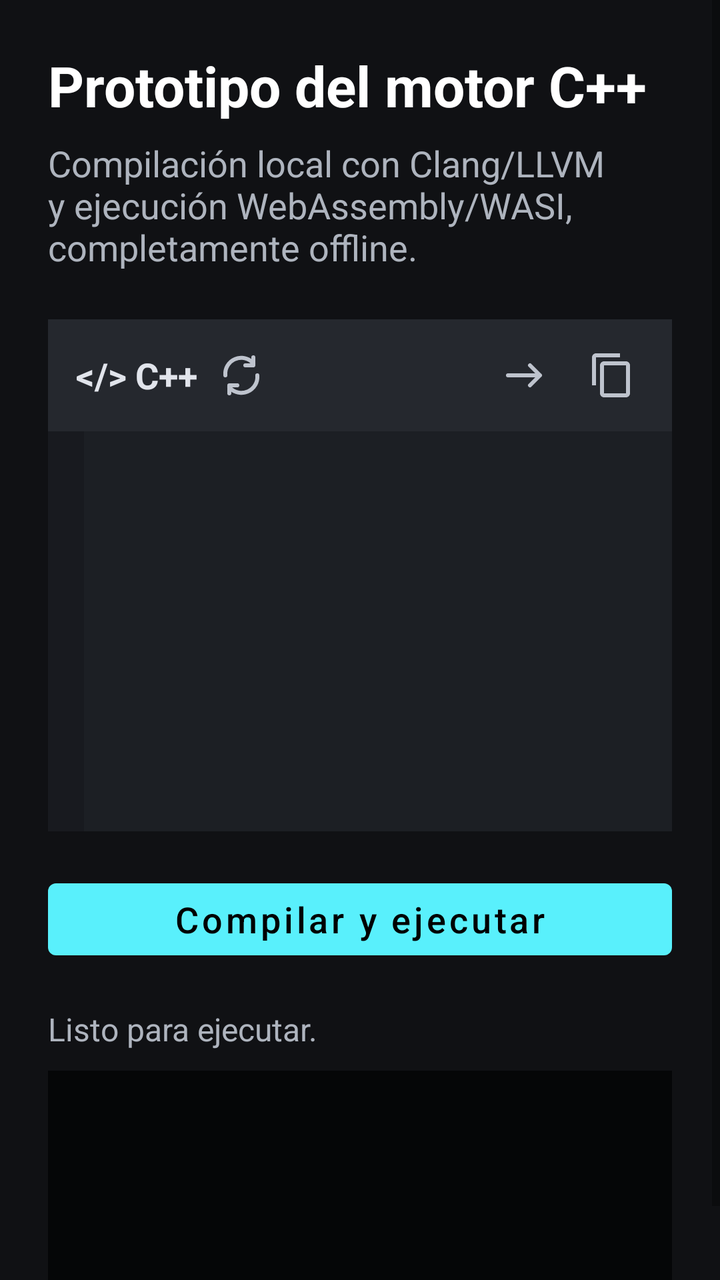
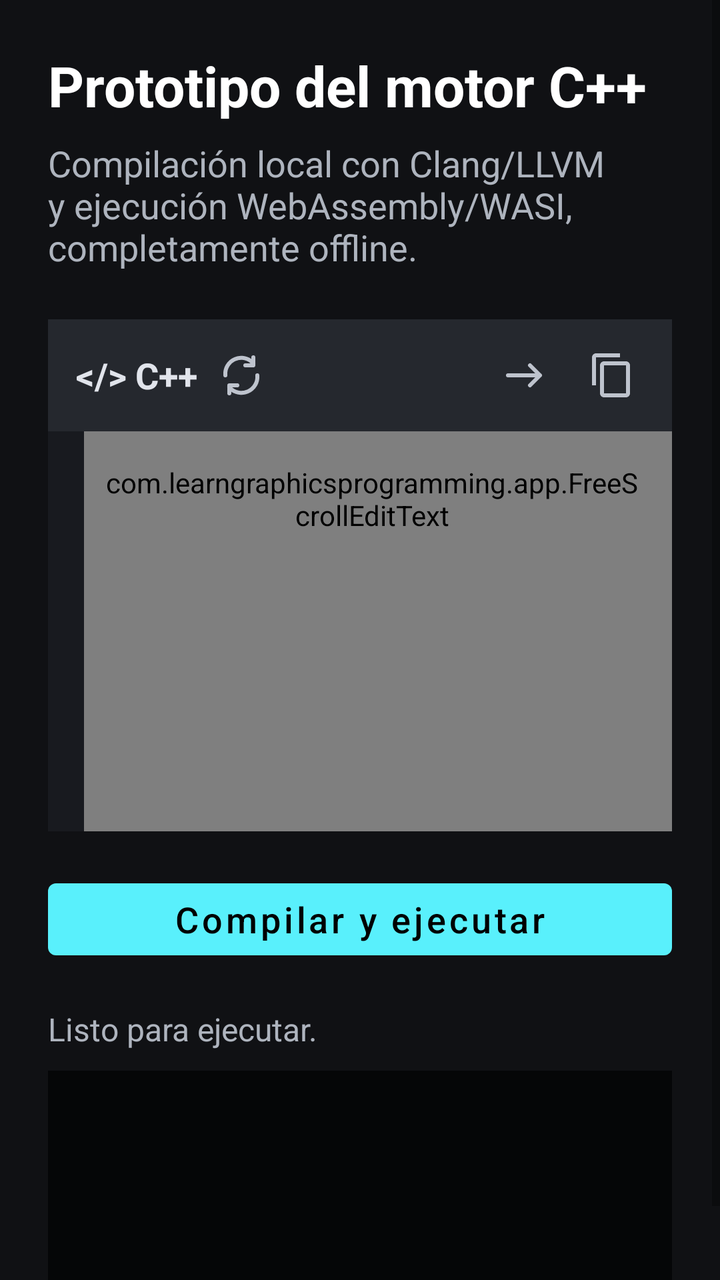

Before-and-after screenshots of an Android layout around one commit, followed by the original layout XML and the change that was made.
<!-- AndroidManifest.xml: application theme Theme.LearnGraphicsProgramming -->
<!-- res/layout/activity_cpp_prototype.xml -->
<?xml version="1.0" encoding="utf-8"?>
<LinearLayout
    xmlns:android="http://schemas.android.com/apk/res/android"
    android:layout_width="match_parent"
    android:layout_height="match_parent"
    android:background="#101114"
    android:orientation="vertical">

    <ScrollView
        android:layout_width="match_parent"
        android:layout_height="0dp"
        android:layout_weight="1"
        android:clipChildren="false"
        android:clipToPadding="false"
        android:fillViewport="true">

    <LinearLayout
        android:layout_width="match_parent"
        android:layout_height="wrap_content"
        android:clipChildren="false"
        android:clipToPadding="false"
        android:orientation="vertical"
        android:padding="24dp">

        <TextView
            android:layout_width="match_parent"
            android:layout_height="wrap_content"
            android:text="@string/cpp_runtime_title"
            android:textColor="#FFFFFF"
            android:textSize="28sp"
            android:textStyle="bold" />

        <TextView
            android:layout_width="match_parent"
            android:layout_height="wrap_content"
            android:layout_marginTop="8dp"
            android:text="@string/cpp_runtime_description"
            android:textColor="#AEB4BE"
            android:textSize="18sp" />

        

        <LinearLayout
            android:id="@+id/codeCard"
            android:layout_width="match_parent"
            android:layout_height="wrap_content"
            android:layout_marginTop="24dp"
            android:orientation="vertical">

            

            <LinearLayout
                android:layout_width="match_parent"
                android:layout_height="wrap_content"
                android:background="#25282E"
                android:gravity="center_vertical"
                android:orientation="horizontal"
                android:paddingStart="14dp"
                android:paddingTop="8dp"
                android:paddingEnd="8dp"
                android:paddingBottom="8dp">

                <TextView
                    android:layout_width="wrap_content"
                    android:layout_height="wrap_content"
                    android:text="@string/cpp_code_symbol"
                    android:textColor="#E1E4EB"
                    android:textSize="18sp"
                    android:textStyle="bold" />

                <TextView
                    android:id="@+id/resetCodeButton"
                    android:layout_width="wrap_content"
                    android:layout_height="wrap_content"
                    android:contentDescription="@string/exercise_reset_code"
                    android:gravity="center"
                    android:paddingStart="10dp"
                    android:paddingTop="8dp"
                    android:paddingEnd="10dp"
                    android:paddingBottom="8dp"
                    android:drawableStart="@drawable/ic_code_reset" />

                <View
                    android:layout_width="0dp"
                    android:layout_height="1dp"
                    android:layout_weight="1" />

                <TextView
                    android:id="@+id/alignCodeButton"
                    android:layout_width="wrap_content"
                    android:layout_height="wrap_content"
                    android:contentDescription="@string/exercise_wrap_disabled"
                    android:gravity="center"
                    android:paddingStart="10dp"
                    android:paddingTop="8dp"
                    android:paddingEnd="10dp"
                    android:paddingBottom="8dp"
                    android:drawableStart="@drawable/ic_code_wrap_off" />

                <TextView
                    android:id="@+id/copyCodeButton"
                    android:layout_width="wrap_content"
                    android:layout_height="wrap_content"
                    android:contentDescription="@string/copy_code"
                    android:gravity="center"
                    android:paddingStart="10dp"
                    android:paddingTop="8dp"
                    android:paddingEnd="10dp"
                    android:paddingBottom="8dp"
                    android:drawableStart="@drawable/ic_code_copy" />

            </LinearLayout>

            

            <LinearLayout
                android:id="@+id/codeEditorBody"
                android:layout_width="match_parent"
                android:layout_height="wrap_content"
                android:background="#1C1F24"
                android:baselineAligned="false"
                android:minHeight="200dp"
                android:orientation="horizontal">

                

                <TextView
                    android:id="@+id/lineNumbers"
                    android:layout_width="18dp"
                    android:layout_height="match_parent"
                    android:background="#181A1F"
                    android:fontFamily="monospace"
                    android:gravity="top|end"
                    android:includeFontPadding="false"
                    android:paddingStart="0dp"
                    android:paddingTop="16dp"
                    android:paddingEnd="3dp"
                    android:paddingBottom="16dp"
                    android:textColor="#6F7782"
                    android:textSize="18sp" />

                

                <EditText
                    android:id="@+id/sourceCode"
                    android:layout_width="0dp"
                    android:layout_height="wrap_content"
                    android:layout_weight="1"
                    android:background="@android:color/transparent"
                    android:fontFamily="monospace"
                    android:gravity="top|start"
                    android:includeFontPadding="false"
                    android:inputType="textMultiLine|textNoSuggestions"
                    android:minHeight="200dp"
                    android:overScrollMode="never"
                    android:paddingStart="10dp"
                    android:paddingTop="16dp"
                    android:paddingEnd="16dp"
                    android:paddingBottom="16dp"
                    android:scrollHorizontally="true"
                    android:scrollbars="horizontal"
                    android:textColor="#E6EDF3"
                    android:textSize="18sp" />

            </LinearLayout>

        </LinearLayout>

        <Button
            android:id="@+id/runButton"
            android:layout_width="match_parent"
            android:layout_height="wrap_content"
            android:layout_marginTop="20dp"
            android:text="@string/cpp_runtime_run"
            android:textAllCaps="false"
            android:textSize="18sp" />

        <TextView
            android:id="@+id/statusText"
            android:layout_width="match_parent"
            android:layout_height="wrap_content"
            android:layout_marginTop="20dp"
            android:text="@string/cpp_runtime_ready"
            android:textColor="#AEB4BE"
            android:textSize="16sp" />

        <TextView
            android:id="@+id/outputText"
            android:layout_width="match_parent"
            android:layout_height="wrap_content"
            android:layout_marginTop="10dp"
            android:background="#050607"
            android:fontFamily="monospace"
            android:minHeight="120dp"
            android:padding="18sp"
            android:textColor="#79E29D"
            android:textIsSelectable="true"
            android:textSize="18sp" />

        
        <LinearLayout
            android:id="@+id/clangCompilerSelectorSection"
            android:layout_width="match_parent"
            android:layout_height="wrap_content"
            android:layout_marginTop="16dp"
            android:orientation="vertical"
            android:visibility="gone">

            <TextView
                android:layout_width="match_parent"
                android:layout_height="wrap_content"
                android:text="@string/clang_compiler_selector_title"
                android:textColor="#E6EDF3"
                android:textSize="16sp" />

            <RadioGroup
                android:id="@+id/clangCompilerRadioGroup"
                android:layout_width="match_parent"
                android:layout_height="wrap_content"
                android:orientation="vertical">

                <RadioButton
                    android:id="@+id/clang23RadioButton"
                    android:layout_width="wrap_content"
                    android:layout_height="wrap_content"
                    android:checked="true"
                    android:text="@string/clang_compiler_23"
                    android:textColor="#E6EDF3" />

                <RadioButton
                    android:id="@+id/clang21RadioButton"
                    android:layout_width="wrap_content"
                    android:layout_height="wrap_content"
                    android:layout_marginTop="8dp"
                    android:enabled="false"
                    android:text="@string/clang_compiler_21"
                    android:textColor="#E6EDF3" />
            </RadioGroup>
        </LinearLayout>

        
        <LinearLayout
            android:id="@+id/clang21FeatureSection"
            android:layout_width="match_parent"
            android:layout_height="wrap_content"
            android:layout_marginTop="24dp"
            android:orientation="vertical"
            android:visibility="gone">

            <TextView
                android:layout_width="match_parent"
                android:layout_height="wrap_content"
                android:text="@string/clang21_feature_title"
                android:textColor="#FFFFFF"
                android:textSize="20sp"
                android:textStyle="bold" />

            <TextView
                android:layout_width="match_parent"
                android:layout_height="wrap_content"
                android:layout_marginTop="8dp"
                android:text="@string/clang21_panel_description"
                android:textColor="#AEB4BE"
                android:textSize="15sp" />

            <TextView
                android:id="@+id/clang21FeatureStatus"
                android:layout_width="match_parent"
                android:layout_height="wrap_content"
                android:layout_marginTop="12dp"
                android:accessibilityLiveRegion="polite"
                android:text="@string/clang21_not_installed"
                android:textColor="#D5DBE6"
                android:textSize="15sp" />

            <TextView
                android:id="@+id/clang21ExecutionUnavailable"
                android:layout_width="match_parent"
                android:layout_height="wrap_content"
                android:layout_marginTop="8dp"
                android:text="@string/clang21_installed_unavailable"
                android:textColor="#F0C280"
                android:textSize="14sp"
                android:visibility="gone" />

            <ProgressBar
                android:id="@+id/clang21FeatureProgress"
                style="?android:attr/progressBarStyleHorizontal"
                android:layout_width="match_parent"
                android:layout_height="wrap_content"
                android:layout_marginTop="10dp"
                android:max="100"
                android:visibility="gone" />

            <LinearLayout
                android:layout_width="match_parent"
                android:layout_height="wrap_content"
                android:layout_marginTop="8dp"
                android:gravity="center_vertical"
                android:orientation="horizontal">

                <Button
                    android:id="@+id/clang21DownloadButton"
                    android:layout_width="0dp"
                    android:layout_height="wrap_content"
                    android:layout_weight="1"
                    android:text="@string/clang21_download"
                    android:textAllCaps="false" />

                <Button
                    android:id="@+id/clang21CancelButton"
                    android:layout_width="wrap_content"
                    android:layout_height="wrap_content"
                    android:layout_marginStart="8dp"
                    android:text="@string/clang21_cancel_download"
                    android:textAllCaps="false"
                    android:visibility="gone" />
            </LinearLayout>
        </LinearLayout>

    </LinearLayout>

    </ScrollView>

    
    <HorizontalScrollView
        android:id="@+id/programmingKeyboardBar"
        android:layout_width="match_parent"
        android:layout_height="52dp"
        android:background="#181A1F"
        android:fillViewport="false"
        android:overScrollMode="never"
        android:scrollbars="none"
        android:visibility="gone">

        <LinearLayout
            android:id="@+id/programmingKeyboardBarContent"
            android:layout_width="wrap_content"
            android:layout_height="match_parent"
            android:gravity="center_vertical"
            android:orientation="horizontal"
            android:paddingStart="4dp"
            android:paddingEnd="4dp" />
    </HorizontalScrollView>

</LinearLayout>
<!-- resources referenced by this layout -->
<resources>
  <!-- drawable ic_code_copy (drawable) -->
  <vector xmlns:android="http://schemas.android.com/apk/res/android"
      android:width="24dp"
      android:height="24dp"
      android:viewportWidth="24"
      android:viewportHeight="24">
  
      <path
          android:fillColor="#BEC3CD"
          android:pathData="M16,1H4C2.9,1 2,1.9 2,3V17H4V3H16V1ZM19,5H8C6.9,5 6,5.9 6,7V21C6,22.1 6.9,23 8,23H19C20.1,23 21,22.1 21,21V7C21,5.9 20.1,5 19,5ZM19,21H8V7H19V21Z" />
  
  </vector>
  <!-- drawable ic_code_wrap_off (drawable) -->
  <vector xmlns:android="http://schemas.android.com/apk/res/android"
      android:width="24dp"
      android:height="24dp"
      android:viewportWidth="24"
      android:viewportHeight="24">
  
      <path
          android:fillColor="@android:color/transparent"
          android:strokeColor="#BEC3CD"
          android:strokeWidth="2"
          android:strokeLineCap="round"
          android:strokeLineJoin="round"
          android:pathData="M4,12 L20,12 M15,7 L20,12 L15,17" />
  
  </vector>
  <string name="clang21_cancel_download">Cancelar descarga</string>
  <string name="clang21_download">Descargar Clang 21</string>
  <string name="clang21_feature_title">Compilador Clang 21 opcional</string>
  <string name="clang21_installed_unavailable">Clang 21 está instalado, pero Android todavía no permite ejecutar sus bibliotecas nativas desde esta instalación. Se mantiene Clang 23.</string>
  <string name="clang21_not_installed">Clang 21 no está instalado.</string>
  <string name="clang21_panel_description">Clang 23 es el compilador predeterminado. Si instalas Clang 21 desde Google Play, podrás seleccionarlo para compilar sin cambiar Clang 23.</string>
  <string name="clang_compiler_21">Clang 21 (opcional)</string>
  <string name="clang_compiler_23">Clang 23 (predeterminado)</string>
  <string name="clang_compiler_selector_title">Compilador para ejecutar este código</string>
  <string name="copy_code">Copiar</string>
  <string name="cpp_code_symbol" translatable="false">&lt;/&gt;  C++</string>
  <string name="cpp_runtime_description">Compilación local con Clang/LLVM y ejecución WebAssembly/WASI, completamente offline.</string>
  <string name="cpp_runtime_ready">Listo para ejecutar.</string>
  <string name="cpp_runtime_run">Compilar y ejecutar</string>
  <string name="cpp_runtime_title">Prototipo del motor C++</string>
  <string name="exercise_reset_code">Reiniciar código</string>
  <string name="exercise_wrap_disabled">Ajuste de línea desactivado</string>
  <style name="Theme.LearnGraphicsProgramming" parent="Theme.MaterialComponents.DayNight.DarkActionBar">
          
          <item name="colorPrimary">@color/purple_500</item>
          <item name="colorPrimaryVariant">@color/purple_700</item>
          <item name="colorOnPrimary">@color/black</item>
          
          <item name="colorSecondary">@color/teal_200</item>
          <item name="colorSecondaryVariant">@color/teal_700</item>
          <item name="colorOnSecondary">@color/black</item>
          
          <item name="android:statusBarColor">?attr/colorPrimaryVariant</item>
          
          <item name="windowActionBar">false</item>
          <item name="windowNoTitle">true</item>
      </style>
  <color name="purple_500">#FF59F0FC</color>
  <color name="purple_700">#FF31848B</color>
  <color name="black">#FF000000</color>
  <color name="teal_200">#FF03DAC5</color>
  <color name="teal_700">#FF018786</color>
  <!-- unchanged entries left out for length: 1 -->
</resources>

<!-- the commit's change to res/layout/activity_cpp_prototype.xml (unified diff, before → after) -->
@@ -141,7 +141,7 @@
 
                 
 
-                <EditText
+                <com.learngraphicsprogramming.app.FreeScrollEditText
                     android:id="@+id/sourceCode"
                     android:layout_width="0dp"
                     android:layout_height="wrap_content"
